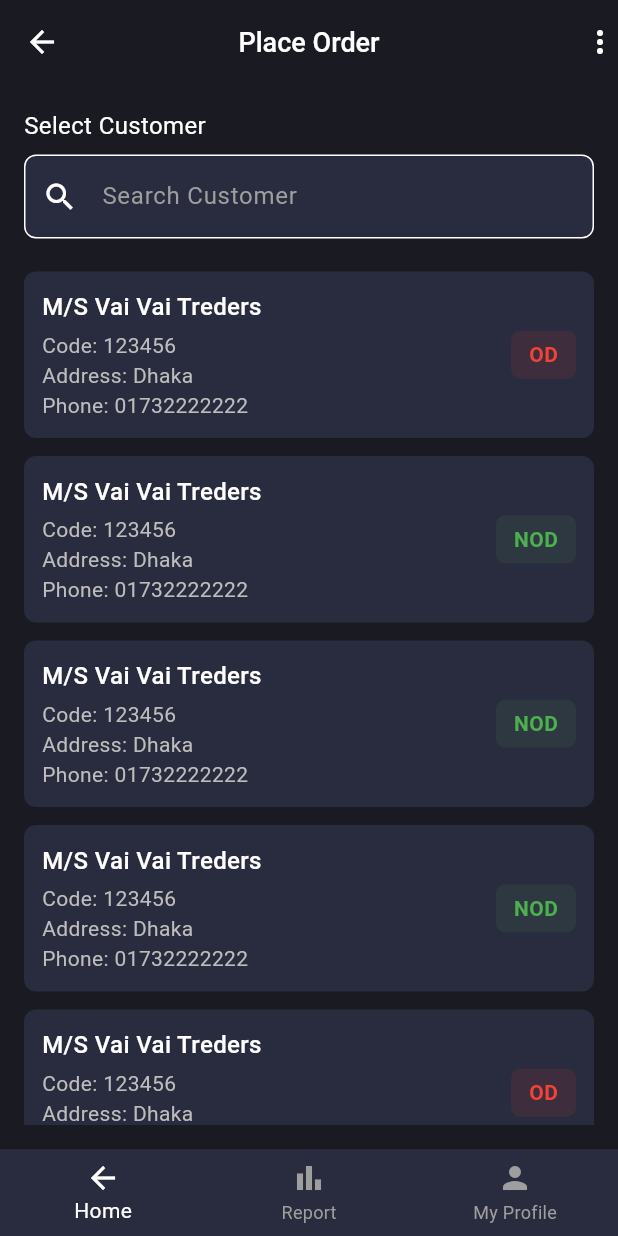
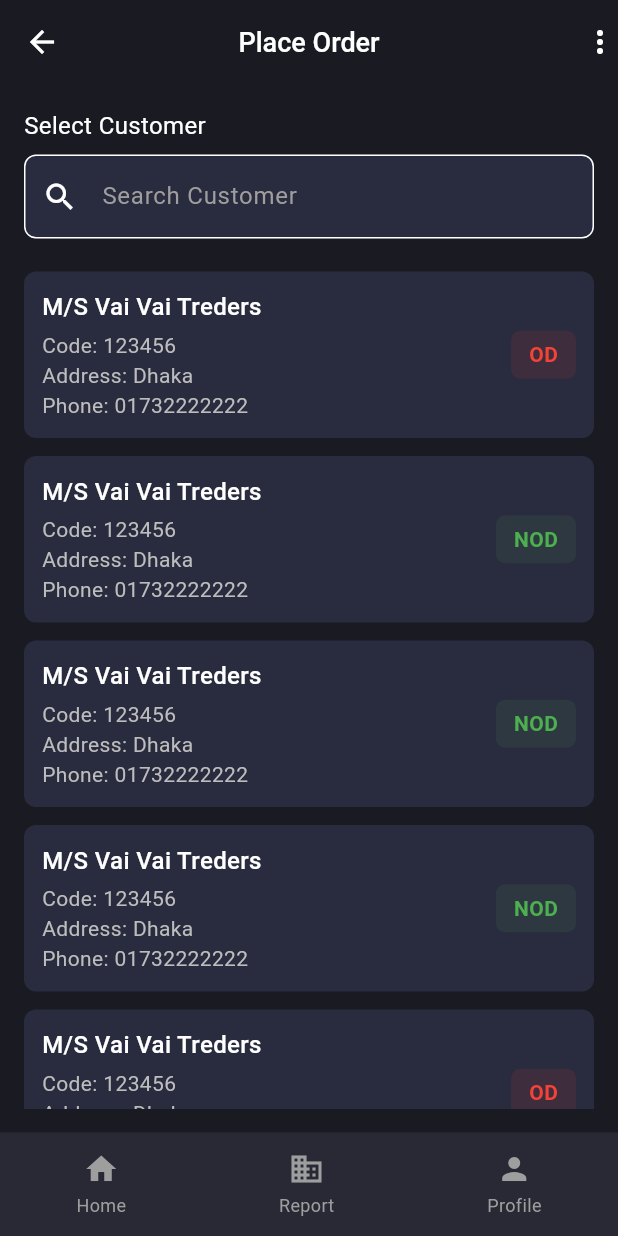
Before and after one commit to Ishtiaq-Hossen/SysovaApp, a Flutter app: the PlaceOrderScreen screen opened by its route, on a phone screen of 412 x 824 dp. Run offline on Flutter 3.47's test engine with Material 3 defaults, Android fonts, the light colour scheme and no system bars; our stand-ins replace google_maps_flutter, image_picker.

Commit message:
kaazta komay felsi

```diff
--- a/lib/dashboardScreen.dart
+++ b/lib/dashboardScreen.dart
@@ -240,7 +240,7 @@ class _DashboardPageState extends State<DashboardPage> {
           _buildBottomNavItem(
             context,
             Icons.person,
-            'My Profile',
+            'Profile',
             '/', // Example route for Profile screen
             false, // Not selected
           ),
--- a/lib/placeOrder.dart
+++ b/lib/placeOrder.dart
@@ -1,4 +1,5 @@
 import 'package:flutter/material.dart';
+import 'package:hella/placeOrderScreenTwo.dart';
 
 void main() {
   runApp(const MaterialApp(home: PlaceOrderScreen()));
@@ -106,7 +107,7 @@ class _PlaceOrderScreenState extends State<PlaceOrderScreen> {
                 itemCount: filteredCustomers.length,
                 itemBuilder: (context, index) {
                   final customer = filteredCustomers[index];
-                  return _buildCustomerCard(customer);
+                  return _buildCustomerCard(context, customer);
                 },
               ),
             ),
@@ -115,24 +116,24 @@ class _PlaceOrderScreenState extends State<PlaceOrderScreen> {
       ),
 
       // Bottom Navigation Bar
-      bottomNavigationBar: BottomNavigationBar(
-        backgroundColor: const Color(0xFF292B3E),
-        selectedItemColor: Colors.white,
-        unselectedItemColor: Colors.grey,
-        items: const [
-          BottomNavigationBarItem(icon: Icon(Icons.arrow_back), label: "Home"),
-          BottomNavigationBarItem(icon: Icon(Icons.bar_chart), label: "Report"),
-          BottomNavigationBarItem(icon: Icon(Icons.person), label: "My Profile"),
-        ],
-      ),
+      bottomNavigationBar: _buildBottomNavigationBar(context, '/ds'),
     );
   }
 
   // Customer Card Widget
-  Widget _buildCustomerCard(Map<String, dynamic> customer) {
+  Widget _buildCustomerCard(BuildContext context, Map<String, dynamic> customer) {
     bool isOverdue = customer["status"] == "OD";
 
-    return Container(
+    return GestureDetector(
+      onTap: () {
+        Navigator.push(
+          context,
+          MaterialPageRoute(
+            builder: (context) => PlaceOrderTwo(), // Replace with your screen
+          ),
+        );
+      },
+      child: Container(
         padding: const EdgeInsets.all(12),
         margin: const EdgeInsets.symmetric(vertical: 6),
         decoration: BoxDecoration(
@@ -146,7 +147,14 @@ class _PlaceOrderScreenState extends State<PlaceOrderScreen> {
               child: Column(
                 crossAxisAlignment: CrossAxisAlignment.start,
                 children: [
-                Text(customer["name"], style: const TextStyle(color: Colors.white, fontSize: 16, fontWeight: FontWeight.w500)),
+                  Text(
+                    customer["name"],
+                    style: const TextStyle(
+                      color: Colors.white,
+                      fontSize: 16,
+                      fontWeight: FontWeight.w500,
+                    ),
+                  ),
                   const SizedBox(height: 4),
                   Text("Code: ${customer["code"]}", style: TextStyle(color: Colors.grey[400], fontSize: 14)),
                   Text("Address: ${customer["address"]}", style: TextStyle(color: Colors.grey[400], fontSize: 14)),
@@ -173,6 +181,72 @@ class _PlaceOrderScreenState extends State<PlaceOrderScreen> {
             ),
           ],
         ),
+      ),
+    );
+  }
+
+  Widget _buildBottomNavigationBar(BuildContext context, String currentRoute) {
+    return Container(
+      color: const Color(0xFF282935),
+      padding: const EdgeInsets.symmetric(vertical: 12),
+      child: Row(
+        mainAxisAlignment: MainAxisAlignment.spaceAround,
+        children: [
+          _buildBottomNavItem(
+            context,
+            Icons.home,
+            'Home',
+            '/dashboard', // Route for Home
+            currentRoute == '/', // Check if selected
+          ),
+          _buildBottomNavItem(
+            context,
+            Icons.business,
+            'Report',
+            '/reports', // Route for Report
+            currentRoute == '/', // Check if selected
+          ),
+          _buildBottomNavItem(
+            context,
+            Icons.person,
+            'Profile',
+            '/', // Route for Profile
+            currentRoute == '/', // Check if selected
+          ),
+        ],
+      ),
+    );
+  }
+
+  Widget _buildBottomNavItem(BuildContext context, IconData icon, String label,
+      String route, bool isSelected) {
+    return GestureDetector(
+      onTap: () {
+        if(route=='/dashboard')
+          Navigator.pushNamedAndRemoveUntil(context, route, (route)=>false);
+        else if(route=='/reports'){
+          Navigator.pushReplacementNamed(context, route);
+        }
+        else
+          Navigator.pushNamed(context, route);
+      },
+      child: Column(
+        mainAxisSize: MainAxisSize.min,
+        children: [
+          Icon(
+            icon,
+            color: isSelected ? Colors.white : Colors.grey,
+          ),
+          const SizedBox(height: 4),
+          Text(
+            label,
+            style: TextStyle(
+              color: isSelected ? Colors.white : Colors.grey,
+              fontSize: 12,
+            ),
+          ),
+        ],
+      ),
     );
   }
 }
```
Also changed, not shown: lib/attendenceScreenV2.dart (+55 -27 lines), lib/orderSummery.dart (+38 -50 lines), lib/scheduleScreen.dart (+39 -7 lines), lib/weeklyTourPlan.dart (+68 -12 lines), 10 other files. Lines whose indentation alone changed are shown as unchanged.
